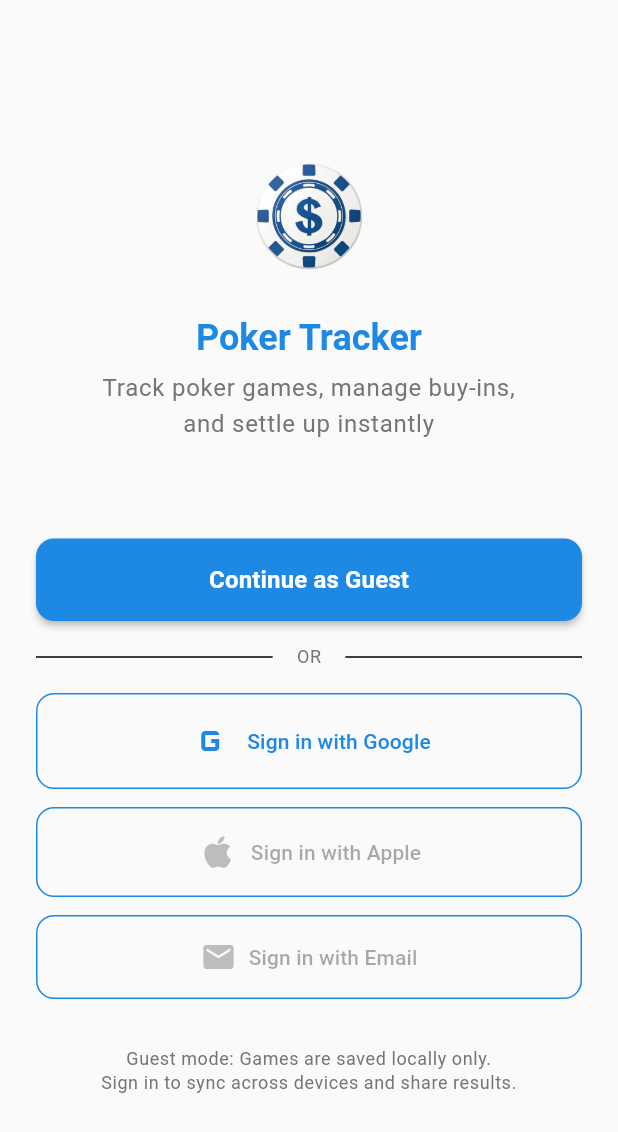
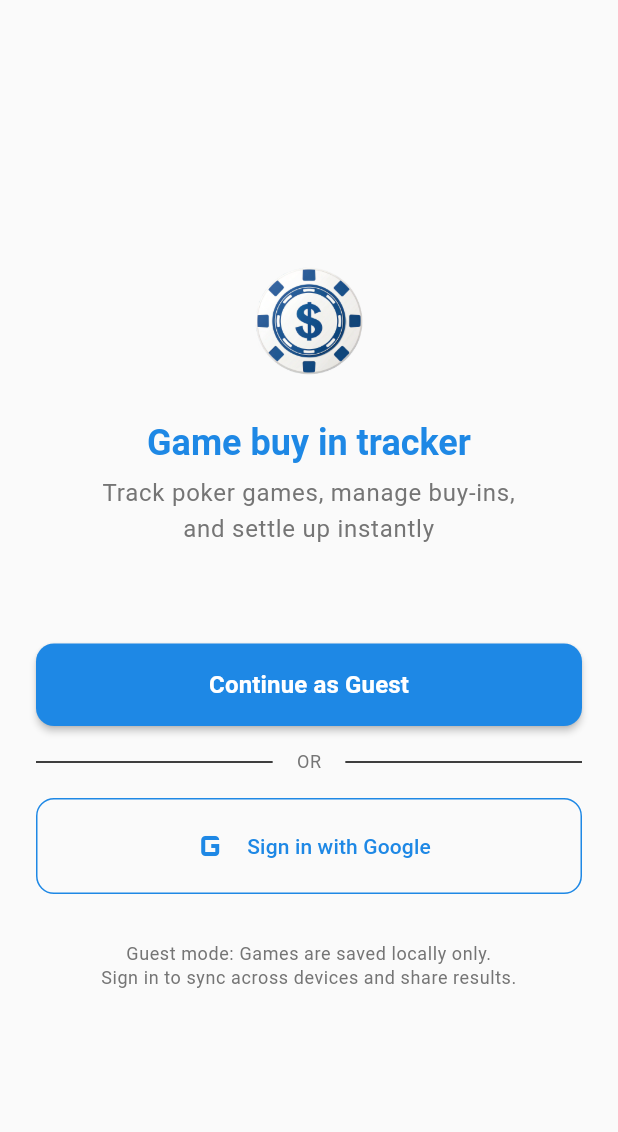
Before and after one commit to project44231/SplitExpenses, a Flutter app: the screen it shows after launch, on a phone screen of 412 x 824 dp. Shown: the top 1132 px of the screen. Run offline on Flutter 3.47's test engine with Material 3 defaults, Android fonts, the phone set to English and light mode, and no system bars; our stand-ins replace cloud_firestore, device_info_plus, firebase_auth, firebase_core, firebase_storage, flutter_riverpod and 7 more; accounts and stored records are empty; statements that could not run were skipped.

Commit message:
Update app references from "Poker Tracker" to "Game buy in tracker" across documentation and configuration files
- Changed app name in CHANGELOG, README, and various documentation files to reflect the new branding.
- Updated Firebase configuration and Android/iOS manifest files to use the new app name.
- Adjusted descriptions and metadata in the App Store and Google Play documentation to align with the rebranding.
- Enhanced privacy policy and setup guides to reference the new app name consistently.

```diff
--- a/lib/core/constants/app_constants.dart
+++ b/lib/core/constants/app_constants.dart
@@ -1,7 +1,7 @@
 /// App-wide constants
 class AppConstants {
   // App Info
-  static const String appName = 'Poker Tracker';
+  static const String appName = 'Game buy in tracker';
   static const String appVersion = '1.0.0';
 
   // Validation
--- a/lib/features/auth/screens/auth_screen.dart
+++ b/lib/features/auth/screens/auth_screen.dart
@@ -151,27 +151,27 @@ class _AuthScreenState extends ConsumerState<AuthScreen> {
                   side: const BorderSide(color: AppTheme.primaryColor),
                 ),
               ),
-              const SizedBox(height: 12),
+              const SizedBox(height: 32),
 
-              OutlinedButton.icon(
-                onPressed: null, // TODO: Implement Apple Sign In
-                icon: Icon(Icons.apple, size: 28, color: Colors.grey.shade400),
-                label: const Text('Sign in with Apple'),
-                style: OutlinedButton.styleFrom(
-                  padding: const EdgeInsets.symmetric(vertical: 16),
-                ),
-              ),
-              const SizedBox(height: 12),
+              // Apple Sign In - Hidden for now
+              // OutlinedButton.icon(
+              //   onPressed: null, // TODO: Implement Apple Sign In
+              //   icon: Icon(Icons.apple, size: 28, color: Colors.grey.shade400),
+              //   label: const Text('Sign in with Apple'),
+              //   style: OutlinedButton.styleFrom(
+              //     padding: const EdgeInsets.symmetric(vertical: 16),
+              //   ),
+              // ),
 
-              OutlinedButton.icon(
-                onPressed: null, // TODO: Implement Email Sign In
-                icon: Icon(Icons.email, size: 24, color: Colors.grey.shade400),
-                label: const Text('Sign in with Email'),
-                style: OutlinedButton.styleFrom(
-                  padding: const EdgeInsets.symmetric(vertical: 16),
-                ),
-              ),
-              const SizedBox(height: 32),
+              // Email Sign In - Hidden for now
+              // OutlinedButton.icon(
+              //   onPressed: null, // TODO: Implement Email Sign In
+              //   icon: Icon(Icons.email, size: 24, color: Colors.grey.shade400),
+              //   label: const Text('Sign in with Email'),
+              //   style: OutlinedButton.styleFrom(
+              //     padding: const EdgeInsets.symmetric(vertical: 16),
+              //   ),
+              // ),
 
               // Info text
               Text(
--- a/lib/features/game/screens/active_game_screen.dart
+++ b/lib/features/game/screens/active_game_screen.dart
@@ -834,7 +834,7 @@ class _ActiveGameScreenState extends ConsumerState<ActiveGameScreen> with Automa
                         mainAxisAlignment: MainAxisAlignment.end,
                         children: [
                           Text(
-                            'Poker Tracker',
+                            'Game buy in tracker',
                             style: TextStyle(
                               color: Colors.white,
                               fontSize: 24,
--- a/pubspec.yaml
+++ b/pubspec.yaml
@@ -1,5 +1,5 @@
 name: poker_tracker
-description: "Poker home game tracker with buy-in management, settlements, and statistics"
+description: "Home game buy-in tracker with buy-in management, settlements, and statistics"
 publish_to: 'none'
 
 version: 1.0.0+1
```
Also changed, not shown: firebase.json, 17 other files.
